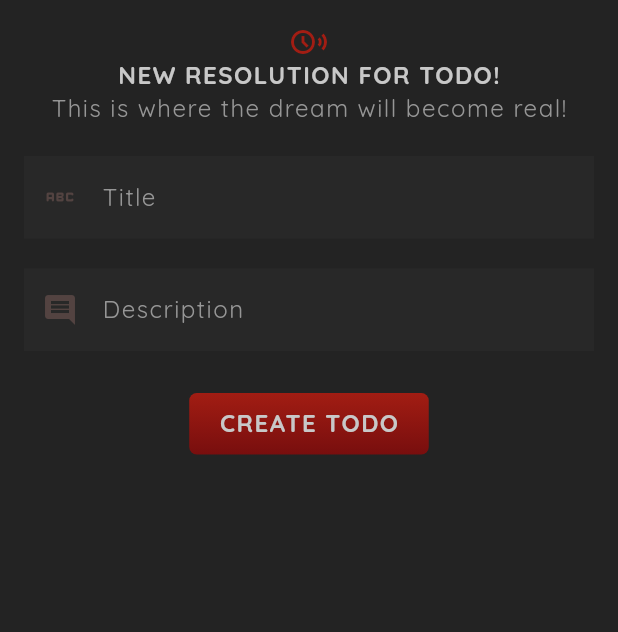
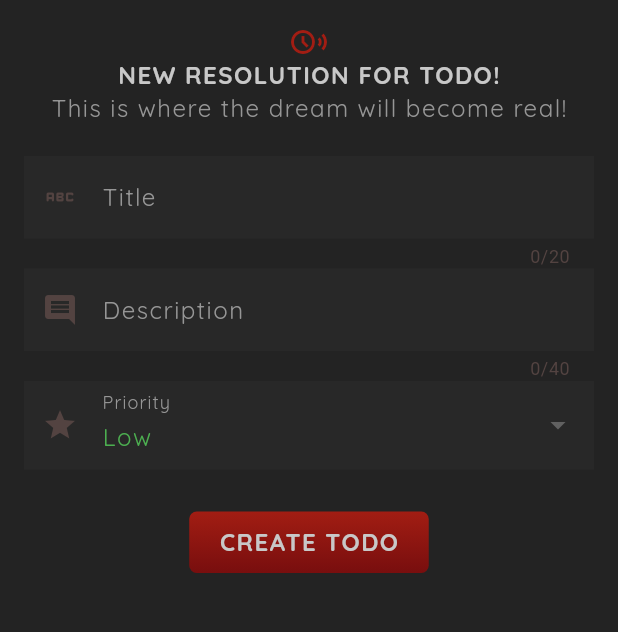
Before and after one commit to sirabdi/flutter-project, a Flutter app: the TodoScreen screen opened directly, after a tap on "CREATE NEW", on a phone screen of 412 x 824 dp, the part 84-716 px from its top. Run offline on Flutter 3.47's test engine with Material 3 defaults, Android fonts, the phone set to English and light mode, and no system bars; our stand-ins replace cloud_firestore, firebase_core, google_fonts, logger; accounts and stored records are empty.

```diff
--- a/flutter_rpg/lib/models/todo/todo.dart
+++ b/flutter_rpg/lib/models/todo/todo.dart
@@ -18,16 +18,20 @@ class Todo {
     required this.id,
     required this.title,
     required this.description,
-    // required this.priority,
+    required this.priority,
   });
 
   final String id;
   final String title;
   final String description;
-  // final Priority priority;
+  final Priority priority;
 
   Map<String, dynamic> toFirestore() {
-    return {'title': title, 'description': description};
+    return {
+      'title': title,
+      'description': description,
+      'priority': priority.toString(),
+    };
   }
 
   factory Todo.fromFirestore(
@@ -41,6 +45,10 @@ class Todo {
     Todo todo = Todo(
       title: data['title'] as String,
       description: data['description'] as String,
+      priority: Priority.values.firstWhere(
+        (v) => v.toString() == data['priority'],
+        orElse: () => Priority.low,
+      ),
       id: snapshot.id,
     );
 
--- a/flutter_rpg/lib/screens/create/error_dialog.dart
+++ b/flutter_rpg/lib/screens/create/error_dialog.dart
@@ -17,6 +17,7 @@ class ErrorDialog extends StatelessWidget {
   @override
   Widget build(BuildContext context) {
     return AlertDialog(
+      shape: RoundedRectangleBorder(borderRadius: BorderRadius.circular(8)),
       title: StyledHeading(title),
       content: StyledText(description),
       actions: [
--- a/flutter_rpg/lib/screens/todo/todo_create_screen.dart
+++ b/flutter_rpg/lib/screens/todo/todo_create_screen.dart
@@ -22,6 +22,11 @@ class TodoCreateScreen extends StatefulWidget {
 class _TodoCreateScreenState extends State<TodoCreateScreen> {
   final _titleController = TextEditingController();
   final _descriptionController = TextEditingController();
+  final _formGlobalKey = GlobalKey<FormState>();
+
+  Priority _selectedPriority = Priority.low;
+  String _ttile = '';
+  String _description = '';
 
   @override
   void dispose() {
@@ -30,44 +35,28 @@ class _TodoCreateScreenState extends State<TodoCreateScreen> {
     super.dispose();
   }
 
-  // submit form
-  void handleSubmit() {
-    if (_titleController.text.trim().isEmpty) {
-      // show error dialog
+  void showErrorMessage(String title, String description) {
     showDialog(
       context: context,
       builder: (ctx) {
-          return ErrorDialog(
-            title: 'Missing Title Name',
-            description: 'Please fill the Todo title correctly!',
-            ctx: ctx,
-          );
+        return ErrorDialog(title: title, description: description, ctx: ctx);
       },
     );
-      return;
-    }
-    if (_descriptionController.text.trim().isEmpty) {
-      // show error dialog
-      showDialog(
-        context: context,
-        builder: (ctx) {
-          return ErrorDialog(
-            title: 'Missing Description Name',
-            description: 'Please fill the Todo description correctly!',
-            ctx: ctx,
-          );
-        },
-      );
-      return;
   }
 
+  // submit form
+  void handleSubmit() {
     Provider.of<TodoStore>(context, listen: false).addTodo(
       Todo(
-        title: _titleController.text.trim(),
-        description: _descriptionController.text.trim(),
+        title: _ttile,
+        description: _description,
+        priority: _selectedPriority,
         id: uuid.v4(),
       ),
     );
+
+    _formGlobalKey.currentState!.reset();
+    _selectedPriority = Priority.low;
 
     Navigator.push(
       context,
@@ -98,35 +87,107 @@ class _TodoCreateScreenState extends State<TodoCreateScreen> {
               child: StyledText('This is where the dream will become real!'),
             ),
             const SizedBox(height: 20),
-
-            //input form
-            TextField(
-              controller: _titleController,
+            //form widget
+            Form(
+              key: _formGlobalKey,
+              child: Column(
+                children: [
+                  TextFormField(
+                    maxLength: 20,
+                    decoration: InputDecoration(
+                      prefixIcon: Icon(Icons.abc_rounded),
+                      labelText: 'Title',
+                      labelStyle: GoogleFonts.quicksand(
+                        textStyle: Theme.of(context).textTheme.bodyMedium,
+                        color: AppColors.textColor,
+                      ),
+                    ),
                     style: GoogleFonts.quicksand(
                       textStyle: Theme.of(context).textTheme.bodyMedium,
+                      color: AppColors.textColor,
                     ),
-              decoration: const InputDecoration(
-                prefixIcon: Icon(Icons.abc_rounded),
-                label: StyledText('Title'),
+                    validator: (value) {
+                      if (value == null || value.isEmpty) {
+                        return 'Please fill the Todo title correctly!';
+                      }
+                      return null;
+                    },
+                    onSaved: (value) {
+                      _ttile = value!;
+                    },
+                  ),
+
+                  TextFormField(
+                    maxLength: 40,
+                    decoration: InputDecoration(
+                      prefixIcon: Icon(Icons.comment),
+                      labelText: 'Description',
+                      labelStyle: GoogleFonts.quicksand(
+                        textStyle: Theme.of(context).textTheme.bodyMedium,
+                        color: AppColors.textColor,
                       ),
                     ),
-            SizedBox(height: 20),
-            TextField(
-              controller: _descriptionController,
                     style: GoogleFonts.quicksand(
                       textStyle: Theme.of(context).textTheme.bodyMedium,
+                      color: AppColors.textColor,
                     ),
-              decoration: const InputDecoration(
-                prefixIcon: Icon(Icons.comment),
-                label: StyledText('Description'),
+                    validator: (value) {
+                      if (value == null || value.isEmpty || value.length < 5) {
+                        return 'Please fill the Description at least 5 characters long!';
+                      }
+                      return null;
+                    },
+                    onSaved: (value) {
+                      _description = value!;
+                    },
+                  ),
+
+                  DropdownButtonFormField(
+                    value: _selectedPriority,
+                    dropdownColor: AppColors
+                        .secondaryColor, // Set your desired background color here
+                    decoration: InputDecoration(
+                      prefixIcon: Icon(Icons.star),
+                      labelText: 'Priority',
+                      labelStyle: GoogleFonts.quicksand(
+                        textStyle: Theme.of(context).textTheme.bodyMedium,
+                        color: AppColors.textColor,
                       ),
                     ),
+                    items: Priority.values.map((priority) {
+                      return DropdownMenuItem(
+                        value: priority,
+                        child: Text(
+                          priority.title,
+                          style: GoogleFonts.quicksand(
+                            textStyle: Theme.of(context).textTheme.bodyMedium,
+                            color: priority.color,
+                          ),
+                        ),
+                      );
+                    }).toList(),
+                    onChanged: (value) {
+                      setState(() {
+                        _selectedPriority = value as Priority;
+                      });
+                    },
+                  ),
+
                   SizedBox(height: 20),
 
                   Center(
                     child: StyledButton(
-                onPressed: handleSubmit,
+                      onPressed: () {
+                        if (_formGlobalKey.currentState!.validate()) {
+                          _formGlobalKey.currentState!.save();
+
+                          handleSubmit();
+                        }
+                      },
                       child: StyledTitle('Create Todo'),
+                    ),
+                  ),
+                ],
               ),
             ),
           ],
--- a/flutter_rpg/lib/screens/todo/todo_list.dart
+++ b/flutter_rpg/lib/screens/todo/todo_list.dart
@@ -1,7 +1,9 @@
 import 'package:flutter/material.dart';
 import 'package:flutter_rpg/models/todo/todo.dart';
+import 'package:flutter_rpg/service/todo_store.dart';
 import 'package:flutter_rpg/shared/styled_text.dart';
 import 'package:flutter_rpg/theme.dart';
+import 'package:provider/provider.dart';
 
 class TodoList extends StatefulWidget {
   const TodoList({super.key, required this.todos});
@@ -14,9 +16,19 @@ class TodoList extends StatefulWidget {
 
 class _TodoListState extends State<TodoList> {
   @override
+  void initState() {
+    Provider.of<TodoStore>(context, listen: false).fetchTodosOnce();
+
+    super.initState();
+  }
+
+  @override
   Widget build(BuildContext context) {
+    return Expanded(
+      child: Consumer<TodoStore>(
+        builder: (context, value, child) {
           return ListView.builder(
-      itemCount: widget.todos.length,
+            itemCount: value.todos.length,
             itemBuilder: (_, index) {
               return Padding(
                 padding: EdgeInsets.all(4),
@@ -31,37 +43,40 @@ class _TodoListState extends State<TodoList> {
                       children: [
                         Expanded(
                           child: Padding(
-                      padding: EdgeInsets.all(8),
+                            padding: EdgeInsets.symmetric(
+                              vertical: 8,
+                              horizontal: 16,
+                            ),
                             child: Column(
                               crossAxisAlignment: CrossAxisAlignment.start,
                               mainAxisAlignment: MainAxisAlignment.center,
                               children: [
-                          StyledTitle(widget.todos[index].title),
+                                StyledTitle(value.todos[index].title),
                                 SizedBox(height: 6),
-                          StyledText(widget.todos[index].description),
+                                StyledText(value.todos[index].description),
                               ],
                             ),
                           ),
                         ),
-                  // SizedBox(
-                  //   width: 80,
-                  //   child: Container(
-                  //     height: double.infinity,
-                  //     decoration: BoxDecoration(
-                  //       color: widget.todos[index].priority.color,
-                  //     ),
-                  //     child: Center(
-                  //       child: Text(
-                  //         widget.todos[index].priority.title,
-                  //         style: TextStyle(
-                  //           color:
-                  //               Colors.white, // Ubah warna teks menjadi putih
-                  //           fontWeight: FontWeight.normal,
-                  //         ),
-                  //       ),
-                  //     ),
-                  //   ),
-                  // ),
+                        SizedBox(
+                          width: 80,
+                          child: Container(
+                            height: double.infinity,
+                            decoration: BoxDecoration(
+                              color: value.todos[index].priority.color,
+                            ),
+                            child: Center(
+                              child: Text(
+                                value.todos[index].priority.title,
+                                style: TextStyle(
+                                  color: Colors
+                                      .white, // Ubah warna teks menjadi putih
+                                  fontWeight: FontWeight.normal,
+                                ),
+                              ),
+                            ),
+                          ),
+                        ),
                       ],
                     ),
                   ),
@@ -69,5 +84,8 @@ class _TodoListState extends State<TodoList> {
               );
             },
           );
+        },
+      ),
+    );
   }
 }
--- a/flutter_rpg/lib/service/firestore_service.dart
+++ b/flutter_rpg/lib/service/firestore_service.dart
@@ -6,6 +6,7 @@ import 'package:logger/logger.dart';
 class FirestoreService {
   static final Logger _logger = Logger();
 
+  // CHARACTERS
   static final ref = FirebaseFirestore.instance
       .collection('characters')
       .withConverter(
@@ -55,6 +56,9 @@ class FirestoreService {
     }
   }
 
+  // --------------------------- //
+
+  // TODOS
   static final refTodo = FirebaseFirestore.instance
       .collection('todos')
       .withConverter(
@@ -62,7 +66,7 @@ class FirestoreService {
         toFirestore: (Todo c, _) => c.toFirestore(),
       );
 
-  // add character to firestore
+  // add todo to firestore
   static Future<void> addTodo(Todo todo) async {
     try {
       await refTodo.doc(todo.id).set(todo);
@@ -70,4 +74,14 @@ class FirestoreService {
       _logger.d('Error adding todos', error: e);
     }
   }
+
+  // get todo from firestore
+  static Future<QuerySnapshot<Todo>> getTodos() async {
+    try {
+      return await refTodo.get();
+    } catch (e) {
+      _logger.e('Error fetching characters', error: e);
+      rethrow; // Re-throw the error to handle it in the calling code
+    }
+  }
 }
--- a/flutter_rpg/lib/service/todo_store.dart
+++ b/flutter_rpg/lib/service/todo_store.dart
@@ -14,4 +14,16 @@ class TodoStore extends ChangeNotifier {
     _todos.add(todo);
     notifyListeners(); // Revalidate the listeners to update the UI
   }
+
+  // fetch characters from firestore
+  Future<void> fetchTodosOnce() async {
+    if (todos.length == 0) {
+      final snapshot = await FirestoreService.getTodos();
+
+      for (var doc in snapshot.docs) {
+        todos.add(doc.data());
+      }
+      notifyListeners(); // Revalidate the listeners to update the UI
+    }
+  }
 }
```
Also changed, not shown: flutter_rpg/lib/screens/todo/todo_screen.dart (+0 -21 lines). Lines whose indentation alone changed are shown as unchanged.
